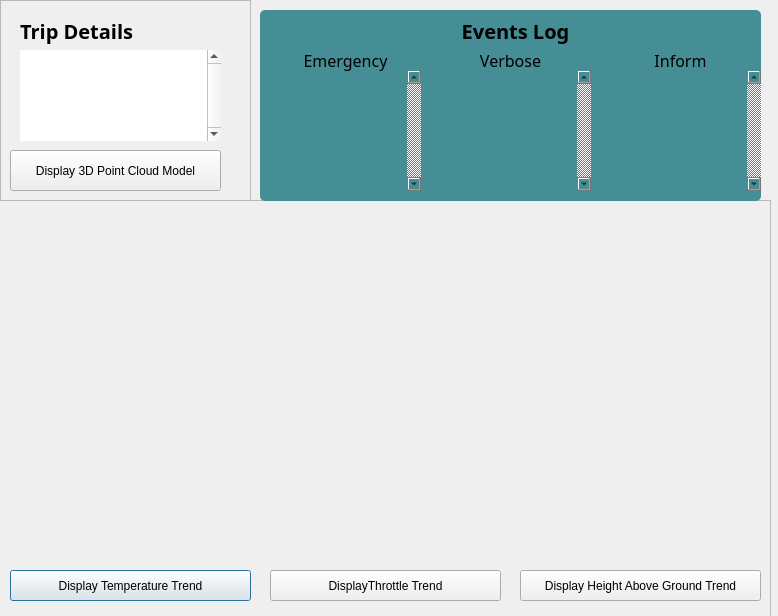
First picture: the form in src/Win/Argous Qt code base/ArgouseBaseSoftware/tripdata.ui, repository Wabinabi/Argos, before the edit.
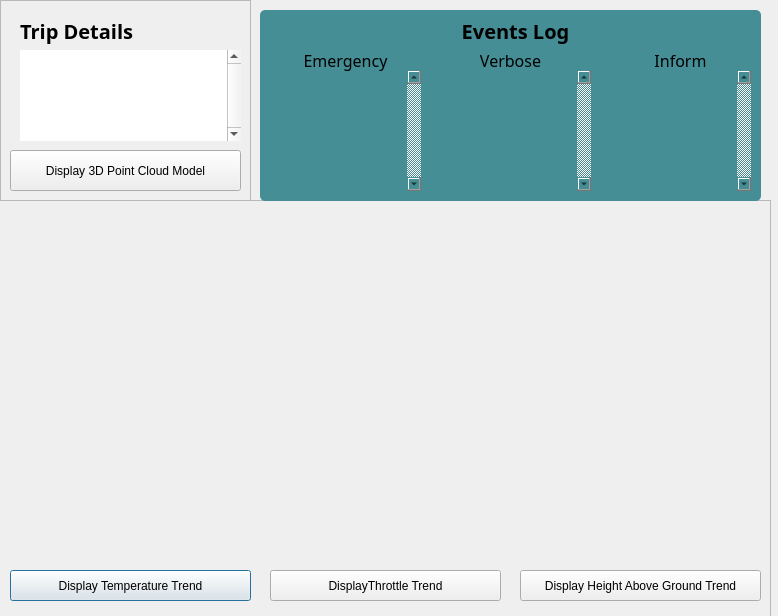
Second picture: the form after the edit.

Commit message: Events logs (inform, verbose, emergency)

```diff
--- a/src/Win/Argous Qt code base/ArgouseBaseSoftware/tripdata.ui
+++ b/src/Win/Argous Qt code base/ArgouseBaseSoftware/tripdata.ui
@@ -132,7 +132,7 @@
      <rect>
       <x>20</x>
       <y>50</y>
-      <width>201</width>
+      <width>221</width>
       <height>91</height>
      </rect>
     </property>
@@ -161,7 +161,7 @@
      <rect>
       <x>10</x>
       <y>150</y>
-      <width>211</width>
+      <width>231</width>
       <height>41</height>
      </rect>
     </property>
@@ -247,7 +247,36 @@
      <set>Qt::AlignCenter</set>
     </property>
    </widget>
-   <widget class="QTextEdit" name="droneEvents_4">
+   <widget class="QTextEdit" name="droneInform">
+    <property name="geometry">
+     <rect>
+      <x>330</x>
+      <y>60</y>
+      <width>161</width>
+      <height>121</height>
+     </rect>
+    </property>
+    <property name="styleSheet">
+     <string notr="true">
+border-radius: 5px;
+
+
+QTextEdit { padding-left:7; padding-top:7; padding-bottom:7; padding-right:7}</string>
+    </property>
+    <property name="frameShape">
+     <enum>QFrame::NoFrame</enum>
+    </property>
+    <property name="lineWidth">
+     <number>0</number>
+    </property>
+    <property name="verticalScrollBarPolicy">
+     <enum>Qt::ScrollBarAlwaysOn</enum>
+    </property>
+    <property name="readOnly">
+     <bool>true</bool>
+    </property>
+   </widget>
+   <widget class="QTextEdit" name="droneEvents">
     <property name="geometry">
      <rect>
       <x>170</x>
@@ -276,35 +305,6 @@
      <bool>true</bool>
     </property>
    </widget>
-   <widget class="QTextEdit" name="droneEvents_5">
-    <property name="geometry">
-     <rect>
-      <x>340</x>
-      <y>60</y>
-      <width>161</width>
-      <height>121</height>
-     </rect>
-    </property>
-    <property name="styleSheet">
-     <string notr="true">
-border-radius: 5px;
-
-
-QTextEdit { padding-left:7; padding-top:7; padding-bottom:7; padding-right:7}</string>
-    </property>
-    <property name="frameShape">
-     <enum>QFrame::NoFrame</enum>
-    </property>
-    <property name="lineWidth">
-     <number>0</number>
-    </property>
-    <property name="verticalScrollBarPolicy">
-     <enum>Qt::ScrollBarAlwaysOn</enum>
-    </property>
-    <property name="readOnly">
-     <bool>true</bool>
-    </property>
-   </widget>
    <widget class="QLabel" name="label_5">
     <property name="geometry">
      <rect>
```
Left out of the diff: 2 changed lines with no effect on the pictures. The commit also changes 4 other files.
